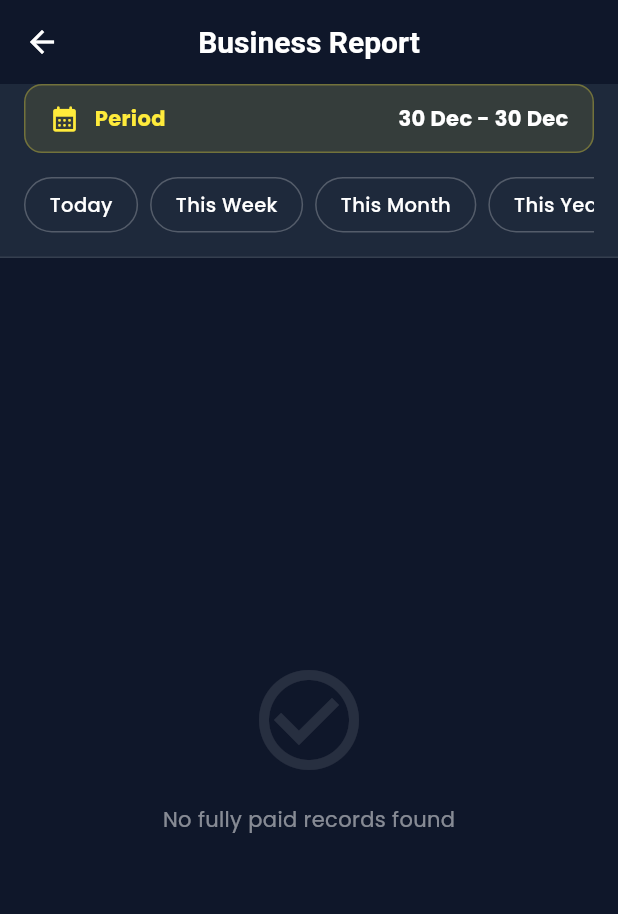
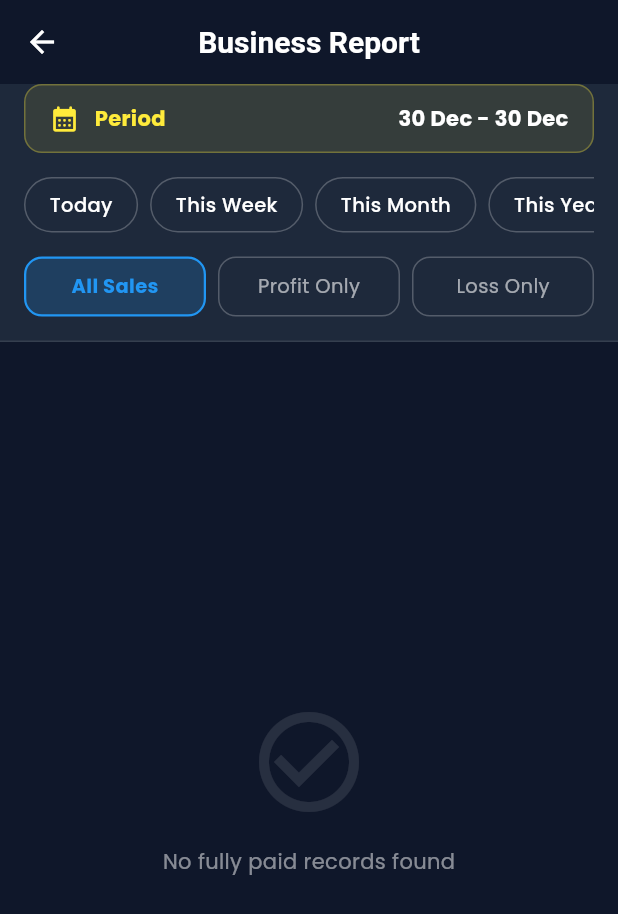
Before and after one commit to AbdullahRFA/vision_mart_app, a Flutter app: the AnalyticsScreen screen opened directly, after a tap on "Today", on a phone screen of 412 x 824 dp. Shown: the top 914 px of the screen. Run offline on Flutter 3.47's test engine with Material 3 defaults, Android fonts, the phone set to English and light mode, and no system bars; our stand-ins replace cloud_firestore, firebase_auth, firebase_core, flutter_riverpod, google_fonts, pdf and 1 more; accounts and stored records are empty.

Commit message:
Add profit/loss toggle filter to analytics screen
- Converted `AnalyticsScreen` to `ConsumerStatefulWidget` to manage local filter state.
- Added "Profit Only" and "Loss Only" toggle buttons to the analytics dashboard header.
- Implemented client-side filtering logic to selectively display sales based on profitability (Profit > 0 vs Loss/Break-even).
- Updated empty state messages to dynamically reflect the active filter.

Signed-off-by: AbdullahRFA <shakibrybmn@gmail.com>

```diff
--- a/lib/src/features/analytics/presentation/analytics_screen.dart
+++ b/lib/src/features/analytics/presentation/analytics_screen.dart
@@ -5,11 +5,70 @@ import 'package:cloud_firestore/cloud_firestore.dart';
 import '../data/analytics_repository.dart';
 import 'sales_detail_screen.dart';
 
-class AnalyticsScreen extends ConsumerWidget {
+// 👇 Changed to ConsumerStatefulWidget to hold local filter state
+class AnalyticsScreen extends ConsumerStatefulWidget {
   const AnalyticsScreen({super.key});
 
   @override
-  Widget build(BuildContext context, WidgetRef ref) {
+  ConsumerState<AnalyticsScreen> createState() => _AnalyticsScreenState();
+}
+
+class _AnalyticsScreenState extends ConsumerState<AnalyticsScreen> {
+  // 👇 State for Profit/Loss Filter
+  String _profitFilter = 'All'; // Options: 'All', 'Profit', 'Loss'
+
+  void _setRange(WidgetRef ref, String type) {
+    final now = DateTime.now();
+    DateTime start;
+    DateTime end = DateTime(now.year, now.month, now.day, 23, 59, 59);
+
+    if (type == 'Today') {
+      start = DateTime(now.year, now.month, now.day, 0, 0, 0);
+    } else if (type == 'Week') {
+      start = now.subtract(Duration(days: now.weekday - 1));
+      start = DateTime(start.year, start.month, start.day, 0, 0, 0);
+    } else if (type == 'Month') {
+      start = DateTime(now.year, now.month, 1, 0, 0, 0);
+    } else if (type == 'Year') {
+      start = DateTime(now.year, 1, 1, 0, 0, 0);
+    } else if (type == 'All') {
+      start = DateTime(2020, 1, 1, 0, 0, 0);
+    } else {
+      return;
+    }
+    ref.read(dateRangeProvider.notifier).state = DateTimeRange(start: start, end: end);
+  }
+
+  Future<void> _pickDateRange(BuildContext context, WidgetRef ref) async {
+    final DateTimeRange? picked = await showDateRangePicker(
+      context: context,
+      firstDate: DateTime(2023),
+      lastDate: DateTime.now(),
+      currentDate: DateTime.now(),
+      builder: (context, child) {
+        return Theme(
+          data: ThemeData.dark().copyWith(
+            colorScheme: const ColorScheme.dark(
+              primary: Colors.yellow,
+              onPrimary: Colors.black,
+              surface: Color(0xFF1E293B),
+              onSurface: Colors.white,
+            ),
+          ),
+          child: child!,
+        );
+      },
+    );
+
+    if (picked != null) {
+      final adjustedStart = DateTime(picked.start.year, picked.start.month, picked.start.day, 0, 0, 0);
+      final adjustedEnd = DateTime(picked.end.year, picked.end.month, picked.end.day, 23, 59, 59);
+      ref.read(dateRangeProvider.notifier).state = DateTimeRange(start: adjustedStart, end: adjustedEnd);
+    }
+  }
+
+  @override
+  Widget build(BuildContext context) {
     final salesAsync = ref.watch(salesReportProvider);
     final currentRange = ref.watch(dateRangeProvider);
 
@@ -65,7 +124,7 @@ class AnalyticsScreen extends ConsumerWidget {
                   ),
                 ),
                 const SizedBox(height: 16),
-                // Filter Pills
+                // Filter Pills (Date)
                 SingleChildScrollView(
                   scrollDirection: Axis.horizontal,
                   child: Row(
@@ -76,12 +135,44 @@ class AnalyticsScreen extends ConsumerWidget {
                       const SizedBox(width: 8),
                       _FilterChip(label: "This Month", onTap: () => _setRange(ref, 'Month')),
                       const SizedBox(width: 8),
-                      // 👇 NEW FILTERS
                       _FilterChip(label: "This Year", onTap: () => _setRange(ref, 'Year')),
                       const SizedBox(width: 8),
                       _FilterChip(label: "All Time", onTap: () => _setRange(ref, 'All')),
                     ],
                   ),
+                ),
+                const SizedBox(height: 16),
+
+                // 👇 NEW: Profit/Loss Filter Toggles
+                Row(
+                  children: [
+                    Expanded(
+                      child: _ProfitFilterButton(
+                        label: "All Sales",
+                        isSelected: _profitFilter == 'All',
+                        color: Colors.blue,
+                        onTap: () => setState(() => _profitFilter = 'All'),
+                      ),
+                    ),
+                    const SizedBox(width: 8),
+                    Expanded(
+                      child: _ProfitFilterButton(
+                        label: "Profit Only",
+                        isSelected: _profitFilter == 'Profit',
+                        color: Colors.green,
+                        onTap: () => setState(() => _profitFilter = 'Profit'),
+                      ),
+                    ),
+                    const SizedBox(width: 8),
+                    Expanded(
+                      child: _ProfitFilterButton(
+                        label: "Loss Only",
+                        isSelected: _profitFilter == 'Loss',
+                        color: Colors.red,
+                        onTap: () => setState(() => _profitFilter = 'Loss'),
+                      ),
+                    ),
+                  ],
                 ),
               ],
             ),
@@ -91,11 +182,21 @@ class AnalyticsScreen extends ConsumerWidget {
           Expanded(
             child: salesAsync.when(
               data: (allInvoices) {
-                // Filter: Only show sales where Due is effectively 0 (Fully Paid)
-                final invoices = allInvoices.where((invoice) {
+                // Filter 1: Only show fully paid (existing logic)
+                var invoices = allInvoices.where((invoice) {
                   final due = (invoice['dueAmount'] ?? 0).toDouble();
                   return due <= 0.5;
                 }).toList();
+
+                // 👇 Filter 2: Profit/Loss Toggle
+                if (_profitFilter != 'All') {
+                  invoices = invoices.where((invoice) {
+                    final profit = (invoice['totalProfit'] ?? 0).toDouble();
+                    if (_profitFilter == 'Profit') return profit > 0;
+                    if (_profitFilter == 'Loss') return profit <= 0; // Assuming 0 or less is loss/break-even
+                    return true;
+                  }).toList();
+                }
 
                 double totalRevenue = 0;
                 double totalProfit = 0;
@@ -113,7 +214,12 @@ class AnalyticsScreen extends ConsumerWidget {
                       children: [
                         Icon(Icons.check_circle_outline, size: 80, color: Colors.white.withOpacity(0.1)),
                         const SizedBox(height: 16),
-                        Text("No fully paid records found", style: TextStyle(color: Colors.white.withOpacity(0.5))),
+                        Text(
+                            _profitFilter == 'All'
+                                ? "No fully paid records found"
+                                : "No $_profitFilter records found",
+                            style: TextStyle(color: Colors.white.withOpacity(0.5))
+                        ),
                       ],
                     ),
                   );
@@ -235,55 +341,47 @@ class AnalyticsScreen extends ConsumerWidget {
     }
     return grouped;
   }
+}
 
-  void _setRange(WidgetRef ref, String type) {
-    final now = DateTime.now();
-    DateTime start;
-    DateTime end = DateTime(now.year, now.month, now.day, 23, 59, 59);
+// 👇 NEW: Filter Button Widget
+class _ProfitFilterButton extends StatelessWidget {
+  final String label;
+  final bool isSelected;
+  final Color color;
+  final VoidCallback onTap;
 
-    if (type == 'Today') {
-      start = DateTime(now.year, now.month, now.day, 0, 0, 0);
-    } else if (type == 'Week') {
-      start = now.subtract(Duration(days: now.weekday - 1));
-      start = DateTime(start.year, start.month, start.day, 0, 0, 0);
-    } else if (type == 'Month') {
-      start = DateTime(now.year, now.month, 1, 0, 0, 0);
-    } else if (type == 'Year') {
-      start = DateTime(now.year, 1, 1, 0, 0, 0);
-    } else if (type == 'All') {
-      start = DateTime(2020, 1, 1, 0, 0, 0);
-    } else {
-      return;
-    }
-    ref.read(dateRangeProvider.notifier).state = DateTimeRange(start: start, end: end);
-  }
+  const _ProfitFilterButton({
+    required this.label,
+    required this.isSelected,
+    required this.color,
+    required this.onTap,
+  });
 
-  Future<void> _pickDateRange(BuildContext context, WidgetRef ref) async {
-    final DateTimeRange? picked = await showDateRangePicker(
-      context: context,
-      firstDate: DateTime(2023),
-      lastDate: DateTime.now(),
-      currentDate: DateTime.now(),
-      builder: (context, child) {
-        return Theme(
-          data: ThemeData.dark().copyWith(
-            colorScheme: const ColorScheme.dark(
-              primary: Colors.yellow,
-              onPrimary: Colors.black,
-              surface: Color(0xFF1E293B),
-              onSurface: Colors.white,
-            ),
+  @override
+  Widget build(BuildContext context) {
+    return GestureDetector(
+      onTap: onTap,
+      child: Container(
+        height: 40,
+        alignment: Alignment.center,
+        decoration: BoxDecoration(
+          color: isSelected ? color.withOpacity(0.2) : Colors.transparent,
+          borderRadius: BorderRadius.circular(12),
+          border: Border.all(
+            color: isSelected ? color : Colors.white24,
+            width: isSelected ? 1.5 : 1,
           ),
-          child: child!,
-        );
-      },
+        ),
+        child: Text(
+          label,
+          style: TextStyle(
+            color: isSelected ? color : Colors.white60,
+            fontWeight: isSelected ? FontWeight.bold : FontWeight.normal,
+            fontSize: 13,
+          ),
+        ),
+      ),
     );
-
-    if (picked != null) {
-      final adjustedStart = DateTime(picked.start.year, picked.start.month, picked.start.day, 0, 0, 0);
-      final adjustedEnd = DateTime(picked.end.year, picked.end.month, picked.end.day, 23, 59, 59);
-      ref.read(dateRangeProvider.notifier).state = DateTimeRange(start: adjustedStart, end: adjustedEnd);
-    }
   }
 }
 
@@ -414,6 +512,10 @@ class _TransactionCard extends StatelessWidget {
 
   @override
   Widget build(BuildContext context) {
+    // Parse profit string to double for coloring
+    final double profitVal = double.tryParse(profit.replaceAll(RegExp(r'[^0-9.-]'), '')) ?? 0;
+    final isLoss = profitVal < 0;
+
     return Container(
       margin: const EdgeInsets.only(bottom: 12),
       padding: const EdgeInsets.all(16),
@@ -451,12 +553,17 @@ class _TransactionCard extends StatelessWidget {
                 margin: const EdgeInsets.only(top: 4),
                 padding: const EdgeInsets.symmetric(horizontal: 6, vertical: 2),
                 decoration: BoxDecoration(
-                  color: Colors.green.withOpacity(0.1),
+                  color: isLoss ? Colors.red.withOpacity(0.1) : Colors.green.withOpacity(0.1),
                   borderRadius: BorderRadius.circular(4),
                 ),
                 child: Text(
-                  "+$profit",
-                  style: TextStyle(fontSize: 10, color: Colors.green.shade400, fontWeight: FontWeight.bold),
+                  // Show +/- sign based on profit value
+                  "${profitVal > 0 ? '+' : ''}${profit}",
+                  style: TextStyle(
+                    fontSize: 10,
+                    color: isLoss ? Colors.red.shade400 : Colors.green.shade400,
+                    fontWeight: FontWeight.bold,
+                  ),
                 ),
               ),
             ],
```
